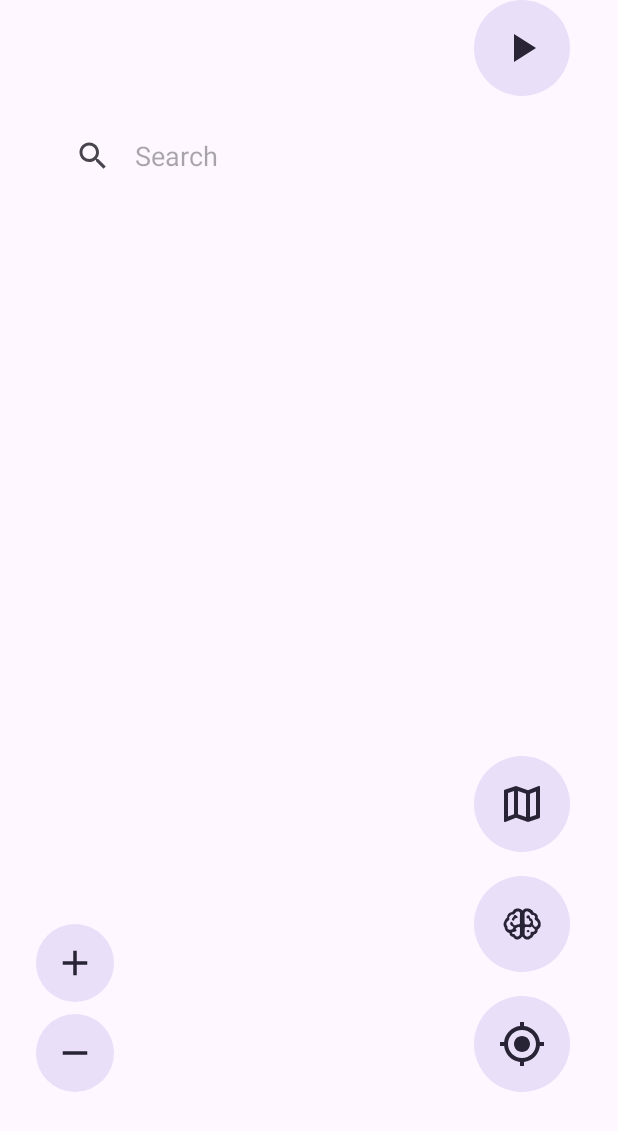
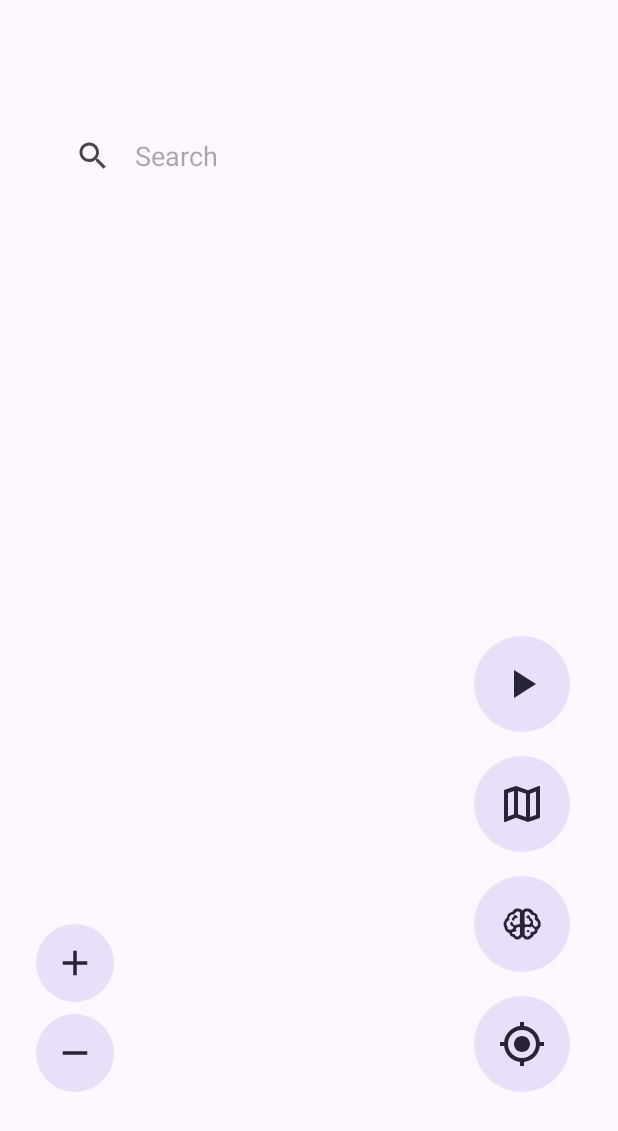
Before and after one commit to DeveloperZb-MK/SPLS-RECORDER, an Android app: the screen it shows after launch (MapActivity), on a phone screen of 412 x 824 dp. Shown: the top 1131 px of the screen. Run offline under Robolectric (Android 15) with nearby library versions, the phone set to English and light mode, and no system bars; libraries missing offline, so code that uses them is left out: org.maplibre.android; 10 statements that could not run were skipped.

Commit message:
Fix map type layout references

```diff
--- a/app/src/main/res/layout/activity_map.xml
+++ b/app/src/main/res/layout/activity_map.xml
@@ -117,7 +117,7 @@
             android:id="@+id/start_button"
             android:contentDescription="@string/location_set"
             style="@style/Widget.Material3.Button.TonalButton"
-            android:layout_above="@id/addfavorite"
+            android:layout_above="@id/mapType"
             android:layout_width="64dp"
             android:layout_height="64dp"
             android:layout_alignParentEnd="true"
@@ -140,7 +140,7 @@
             android:id="@+id/stop_button"
              android:contentDescription="@string/location_unset"
             style="@style/Widget.Material3.Button.TonalButton"
-            android:layout_above="@id/addfavorite"
+            android:layout_above="@id/mapType"
             android:layout_width="64dp"
             android:layout_height="64dp"
             android:layout_alignParentEnd="true"
```
